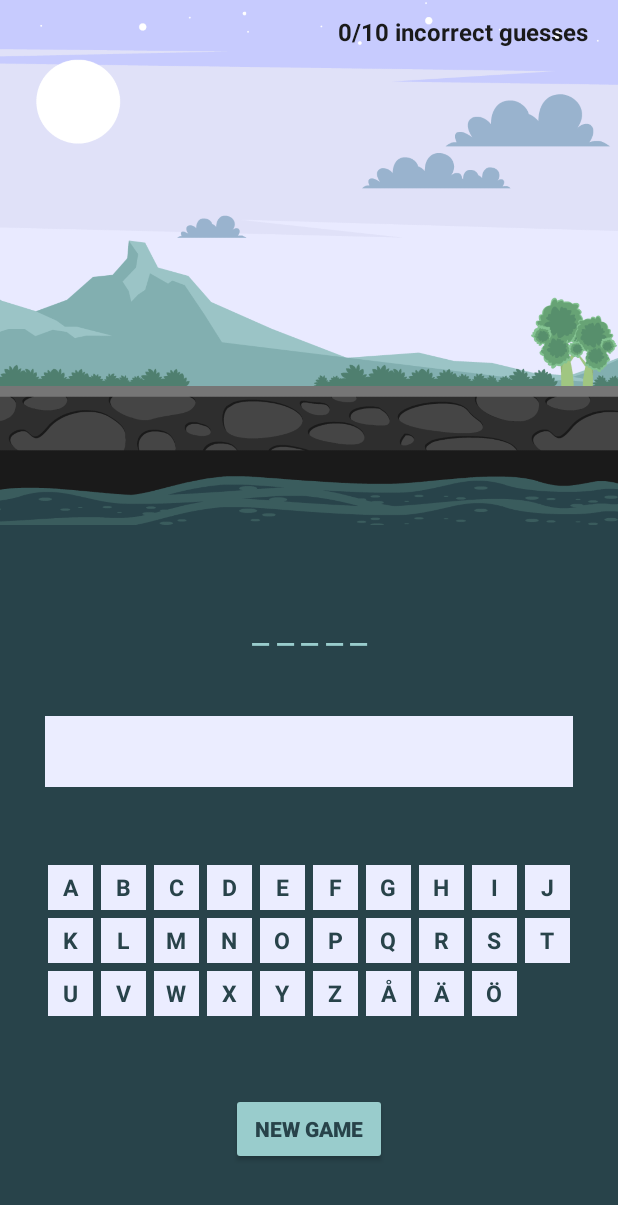
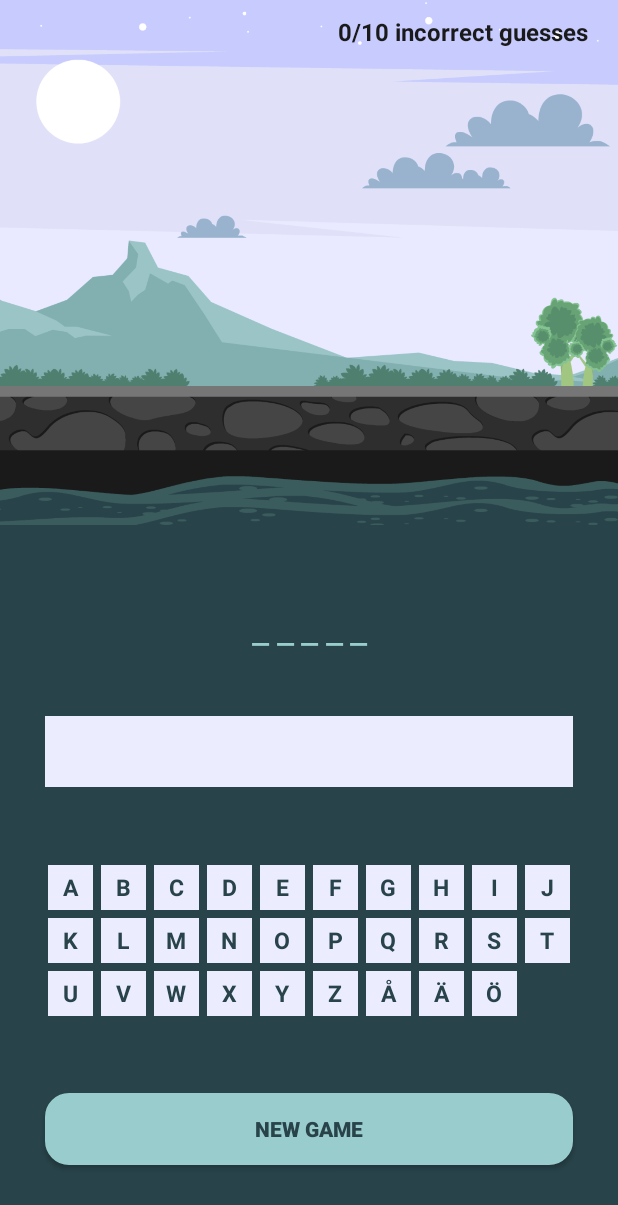
Before and after one commit to pernillaTherese/pernillasHangman, an Android app: the PlayActivity screen opened directly, with no data from a screen before it, on a phone screen of 412 x 824 dp. Shown: the top 1205 px of the screen. Run offline under Robolectric (Android 15) with nearby library versions, the phone set to English and light mode, and no system bars.

Commit message:
Set winner image, Round corners on buttons, Fix Result layout, Rinse XML from hard coded strings

```diff
--- a/app/src/main/java/com/pernillatherese/hangman/PlayActivity.java
+++ b/app/src/main/java/com/pernillatherese/hangman/PlayActivity.java
@@ -53,6 +53,7 @@ public class PlayActivity extends AppCompatActivity {
     private TextView guessedWordTV;
     private TextView guessedLettersTV;
     private TextView resultTV;
+    private TextView correctMsgTV;
     private TextView resultCorrectWordTV;
     private Button newGameBtn;
     private ConstraintLayout keyboard;
@@ -69,6 +70,7 @@ public class PlayActivity extends AppCompatActivity {
         guessedWordTV = findViewById(R.id.guessed_word_txt);
         guessedLettersTV = findViewById(R.id.guessed_letters_txt);
         resultTV = findViewById(R.id.result_txt);
+        correctMsgTV = findViewById(R.id.correct_msg);
         resultCorrectWordTV = findViewById(R.id.result_correct_word_txt);
         newGameBtn = findViewById(R.id.new_game_btn);
         keyboard = findViewById(R.id.letters_layout);
@@ -76,6 +78,7 @@ public class PlayActivity extends AppCompatActivity {
         //Set up game board
         randomWord();
         guessedWordTV.setText(underscoredWord);
+        guessedLettersTV.setText(TextUtils.join(", ", guessedLetters));
         countDownTV.setText(countDown + "/" + maxWrongGuess + " " + getString(R.string.incorrect_guesses));
         animView.setImageResource(R.drawable.play_background);
 
@@ -112,6 +115,7 @@ public class PlayActivity extends AppCompatActivity {
                     countDownTV.setText(countDown + "/" + maxWrongGuess + " " + getString(R.string.incorrect_guesses));
                 }
 
+                //Loosing
                 if((wrongGuess == maxWrongGuess) && (!winner)) {
                     resultTV.setVisibility(View.VISIBLE);
                     resultTV.setText(getString(R.string.looser));
@@ -119,19 +123,22 @@ public class PlayActivity extends AppCompatActivity {
                     guessedLettersTV.setVisibility(View.INVISIBLE);
                     guessedWordTV.setVisibility(View.INVISIBLE);
                     resultCorrectWordTV.setVisibility(View.VISIBLE);
+                    correctMsgTV.setVisibility(View.VISIBLE);
                     resultCorrectWordTV.setText(selectedWord.toUpperCase());
                 }
 
+                //Winning
                 if(winner) {
+                    animView.setImageResource(R.drawable.anim_win);
                     resultTV.setVisibility(View.VISIBLE);
                     resultTV.setText(getString(R.string.winner));
                     keyboard.setVisibility(View.INVISIBLE);
                     guessedLettersTV.setVisibility(View.INVISIBLE);
                     guessedWordTV.setVisibility(View.INVISIBLE);
                     resultCorrectWordTV.setVisibility(View.VISIBLE);
+                    correctMsgTV.setVisibility(View.VISIBLE);
                     resultCorrectWordTV.setText(selectedWord.toUpperCase());
                 }
-
             });
         }
     }
@@ -148,7 +155,10 @@ public class PlayActivity extends AppCompatActivity {
                 guessedWordTV.setText(TextUtils.join("", underscoredWordList));
                 correctLetter = true;
             }
-            /*Toast.makeText(PlayActivity.this, selectedWord, Toast.LENGTH_SHORT).show();*/
+
+            /*Show correct word when testing*/
+            //Toast.makeText(PlayActivity.this, selectedWord, Toast.LENGTH_SHORT).show();
+
             String finalWord = TextUtils.join("", underscoredWordList);
             if (selectedWord.equalsIgnoreCase(finalWord)) {
                 winner = true;
--- /dev/null
+++ b/app/src/main/res/drawable/round_corners_shape.xml
@@ -0,0 +1,6 @@
+<?xml version="1.0" encoding="utf-8"?>
+<shape xmlns:android="http://schemas.android.com/apk/res/android">
+    <solid android:color="@color/black"/>
+    <stroke android:color="@color/black" android:width="1.5dp"/>
+    <corners android:radius="15dp"/>
+</shape>
--- a/app/src/main/res/layout/activity_play.xml
+++ b/app/src/main/res/layout/activity_play.xml
@@ -21,38 +21,69 @@
 
     <TextView
         android:id="@+id/countdown_txt"
+        android:text="@string/incorrect_guesses"
         android:textColor="@color/wall_dark"
         android:layout_width="wrap_content"
         android:layout_height="wrap_content"
         android:layout_marginEnd="20dp"
         android:layout_marginTop="10dp"
-        android:text="0/10 incorrect guesses left"
         android:textSize="16sp"
         android:textStyle="bold"
         app:layout_constraintEnd_toEndOf="@id/anim_view"
         app:layout_constraintTop_toTopOf="@id/anim_view">
     </TextView>
 
+
     <TextView
         android:id="@+id/result_txt"
-        android:textColor="@color/wall_dark"
+        android:text="@string/winner"
         android:layout_width="wrap_content"
         android:layout_height="wrap_content"
-        android:layout_marginTop="150dp"
-        android:text="You solved it!"
+        android:textColor="@color/sky_light"
         android:textSize="40sp"
-        android:textStyle="bold"
+        android:textStyle="normal"
         android:visibility="invisible"
-        app:layout_constraintTop_toTopOf="parent"
+        app:layout_constraintEnd_toEndOf="parent"
         app:layout_constraintStart_toStartOf="parent"
-        app:layout_constraintEnd_toEndOf="parent">
+        app:layout_constraintTop_toBottomOf="@id/anim_view"
+        app:layout_constraintBottom_toTopOf="@id/correct_msg">
     </TextView>
 
+    <TextView
+        android:id="@+id/correct_msg"
+        android:text="@string/correct_word_was"
+        android:layout_width="wrap_content"
+        android:layout_height="wrap_content"
+        android:textColor="@color/sky_light"
+        android:textSize="20sp"
+        android:textStyle="normal"
+        android:visibility="invisible"
+        app:layout_constraintEnd_toEndOf="parent"
+        app:layout_constraintStart_toStartOf="parent"
+        app:layout_constraintTop_toBottomOf="@id/result_txt"
+        app:layout_constraintBottom_toTopOf="@id/result_correct_word_txt">
+
+    </TextView>
+
+    <TextView
+        android:id="@+id/result_correct_word_txt"
+        android:text="@string/correct_word"
+        android:layout_width="wrap_content"
+        android:layout_height="wrap_content"
+        android:textColor="@color/mountain_light"
+        android:textSize="40sp"
+        android:visibility="invisible"
+        app:layout_constraintEnd_toEndOf="parent"
+        app:layout_constraintStart_toStartOf="parent"
+        app:layout_constraintTop_toBottomOf="@id/correct_msg"
+        app:layout_constraintBottom_toTopOf="@id/new_game_btn">
+
+    </TextView>
 
     <TextView
         android:id="@+id/guessed_word_txt"
+        android:text="@string/guessed_word"
         android:textColor="@color/mountain_light"
-        android:text="word"
         android:textAllCaps="true"
         android:textSize="25sp"
         android:letterSpacing="0.2"
@@ -70,33 +101,20 @@
 
     <TextView
         android:id="@+id/guessed_letters_txt"
+        android:text="@string/guessed_letters"
         android:textColor="@color/wall_dark"
         style="@style/key_text"
         android:textSize="20sp"
         android:layout_width="match_parent"
         android:layout_height="wrap_content"
+        android:padding="10dp"
+        android:layout_marginTop="10dp"
+        android:layout_marginStart="30dp"
+        android:layout_marginEnd="30dp"
         app:layout_constraintTop_toBottomOf="@id/guessed_word_txt"
         app:layout_constraintBottom_toTopOf="@id/letters_layout"
         app:layout_constraintStart_toStartOf="parent"
-        app:layout_constraintEnd_toEndOf="parent"
-        android:padding="10dp"
-        android:layout_marginTop="10dp"
-        android:layout_marginStart="30dp"
-        android:layout_marginEnd="30dp">
-    </TextView>
-
-    <TextView
-        android:id="@+id/result_correct_word_txt"
-        android:layout_width="wrap_content"
-        android:layout_height="wrap_content"
-        android:layout_marginTop="450dp"
-        android:textColor="@color/mountain_light"
-        android:textSize="40sp"
-        android:visibility="invisible"
-        app:layout_constraintEnd_toEndOf="parent"
-        app:layout_constraintStart_toStartOf="parent"
-        app:layout_constraintTop_toTopOf="parent">
-
+        app:layout_constraintEnd_toEndOf="parent">
     </TextView>
 
     <Button
@@ -104,11 +122,13 @@
         android:text="@string/new_game_btn"
         style="@style/button_light"
         android:layout_marginBottom="16dp"
-        app:layout_constraintBottom_toBottomOf="parent"
+        android:layout_width="match_parent"
+        android:layout_marginHorizontal="30dp"
+        android:background="@drawable/round_corners_shape"
         app:layout_constraintEnd_toEndOf="parent"
         app:layout_constraintStart_toStartOf="parent"
-        app:layout_constraintTop_toBottomOf="@id/letters_layout">
-
+        app:layout_constraintTop_toBottomOf="@id/letters_layout"
+        app:layout_constraintBottom_toBottomOf="parent">
     </Button>
 
         <androidx.constraintlayout.widget.ConstraintLayout
@@ -141,148 +161,177 @@
             <TextView
                 android:id="@+id/a"
                 style="@style/key_text"
-                android:text="A" />
+                android:text="A"
+                tools:ignore="HardcodedText" />
 
             <TextView
                 android:id="@+id/b"
                 style="@style/key_text"
-                android:text="B"/>
+                android:text="B"
+                tools:ignore="HardcodedText"/>
 
             <TextView
                 android:id="@+id/c"
                 style="@style/key_text"
-                android:text="C"/>
+                android:text="C"
+                tools:ignore="HardcodedText"/>
 
             <TextView
                 android:id="@+id/d"
                 style="@style/key_text"
-                android:text="D"/>
+                android:text="D"
+                tools:ignore="HardcodedText"/>
 
             <TextView
                 android:id="@+id/e"
                 style="@style/key_text"
-                android:text="E"/>
+                android:text="E"
+                tools:ignore="HardcodedText"/>
 
             <TextView
                 android:id="@+id/f"
                 style="@style/key_text"
-                android:text="F"/>
+                android:text="F"
+                tools:ignore="HardcodedText"/>
 
             <TextView
                 android:id="@+id/g"
                 style="@style/key_text"
-                android:text="G"/>
+                android:text="G"
+                tools:ignore="HardcodedText"/>
 
             <TextView
                 android:id="@+id/h"
                 style="@style/key_text"
-                android:text="H"/>
+                android:text="H"
+                tools:ignore="HardcodedText"/>
 
             <TextView
                 android:id="@+id/i"
                 style="@style/key_text"
-                android:text="I"/>
+                android:text="I"
+                tools:ignore="HardcodedText"/>
 
             <TextView
                 android:id="@+id/j"
                 style="@style/key_text"
-                android:text="J"/>
+                android:text="J"
+                tools:ignore="HardcodedText"/>
 
             <TextView
                 android:id="@+id/k"
                 style="@style/key_text"
-                android:text="K"/>
+                android:text="K"
+                tools:ignore="HardcodedText"/>
 
             <TextView
                 android:id="@+id/l"
                 style="@style/key_text"
-                android:text="L" />
+                android:text="L"
+                tools:ignore="HardcodedText"/>
 
             <TextView
                 android:id="@+id/m"
                 style="@style/key_text"
-                android:text="M"/>
+                android:text="M"
+                tools:ignore="HardcodedText"/>
 
             <TextView
                 android:id="@+id/n"
                 style="@style/key_text"
-                android:text="N"/>
+                android:text="N"
+                tools:ignore="HardcodedText"/>
 
             <TextView
                 android:id="@+id/o"
                 style="@style/key_text"
-                android:text="O"/>
+                android:text="O"
+                tools:ignore="HardcodedText"/>
 
             <TextView
                 android:id="@+id/p"
                 style="@style/key_text"
-                android:text="P"/>
+                android:text="P"
+                tools:ignore="HardcodedText"/>
 
             <TextView
                 android:id="@+id/q"
                 style="@style/key_text"
-                android:text="Q"/>
+                android:text="Q"
+                tools:ignore="HardcodedText"/>
 
             <TextView
                 android:id="@+id/r"
                 style="@style/key_text"
-                android:text="R"/>
+                android:text="R"
+                tools:ignore="HardcodedText"/>
 
             <TextView
                 android:id="@+id/s"
                 style="@style/key_text"
-                android:text="S"/>
+                android:text="S"
+                tools:ignore="HardcodedText"/>
 
             <TextView
                 android:id="@+id/t"
                 style="@style/key_text"
-                android:text="T"/>
+                android:text="T"
+                tools:ignore="HardcodedText"/>
 
             <TextView
                 android:id="@+id/u"
                 style="@style/key_text"
-                android:text="U"/>
+                android:text="U"
+                tools:ignore="HardcodedText"/>
 
             <TextView
                 android:id="@+id/v"
                 style="@style/key_text"
-                android:text="V"/>
+                android:text="V"
+                tools:ignore="HardcodedText"/>
 
             <TextView
                 android:id="@+id/w"
                 style="@style/key_text"
-                android:text="W" />
+                android:text="W"
+                tools:ignore="HardcodedText"/>
 
             <TextView
                 android:id="@+id/x"
                 style="@style/key_text"
-                android:text="X"/>
+                android:text="X"
+                tools:ignore="HardcodedText"/>
 
 
             <TextView
                 android:id="@+id/y"
                 style="@style/key_text"
-                android:text="Y"/>
+                android:text="Y"
+                tools:ignore="HardcodedText"/>
 
             <TextView
                 android:id="@+id/z"
                 style="@style/key_text"
-                android:text="Z"/>
+                android:text="Z"
+                tools:ignore="HardcodedText"/>
 
             <TextView
                 android:id="@+id/ao"
                 style="@style/key_text"
-                android:text="Å"/>
+                android:text="Å"
+                tools:ignore="HardcodedText"/>
 
             <TextView
                 android:id="@+id/ae"
                 style="@style/key_text"
-                android:text="Ä"/>
+                android:text="Ä"
+                tools:ignore="HardcodedText"/>
 
             <TextView
                 android:id="@+id/oe"
                 style="@style/key_text"
-                android:text="Ö"/>
+                android:text="Ö"
+                tools:ignore="HardcodedText"/>
 
          </androidx.constraintlayout.widget.ConstraintLayout>
 
--- a/app/src/main/res/layout/activity_start.xml
+++ b/app/src/main/res/layout/activity_start.xml
@@ -18,25 +18,34 @@
 
     <Button
         android:id="@+id/play_btn"
+        android:text="@string/play_btn"
         style="@style/button_light"
-        android:layout_width="200dp"
+        android:layout_width="match_parent"
         android:layout_height="wrap_content"
+        android:layout_marginHorizontal="30dp"
+        android:background="@drawable/round_corners_shape"
         android:layout_above="@id/about_btn"
         android:layout_centerHorizontal="true"
-        android:text="@string/play_btn"
-        android:textSize="20sp" />
+        android:textSize="20sp"
+        app:layout_constraintEnd_toEndOf="parent"
+        app:layout_constraintStart_toStartOf="parent"/>
 
     <Button
         android:id="@+id/about_btn"
         android:text="@string/info_btn"
         style="@style/button_light"
         android:textSize="20sp"
-        android:layout_width="200dp"
+        android:layout_width="match_parent"
         android:layout_height="wrap_content"
+        android:layout_marginHorizontal="30dp"
+        android:layout_marginTop="20dp"
+        android:background="@drawable/round_corners_shape"
         android:layout_centerHorizontal="true"
         android:layout_alignParentBottom="true"
         android:layout_marginBottom="48dp"
-        android:clickable="true">
+        android:clickable="true"
+        app:layout_constraintEnd_toEndOf="parent"
+        app:layout_constraintStart_toStartOf="parent">
     </Button>
 
 
--- a/app/src/main/res/values/strings.xml
+++ b/app/src/main/res/values/strings.xml
@@ -1,22 +1,28 @@
 <resources>
 
     <!--Buttons-->
-    <string name="play_btn">SPELA</string>
-    <string name="info_btn">Om spelet</string>
-    <string name="guess_btn">GISSA</string>
+    <string name="play_btn">PLAY</string>
+    <string name="info_btn">About</string>
     <string name="new_game_btn">NEW GAME</string>
 
     <!--Textviews-->
     <string name="incorrect_guesses">incorrect guesses</string>
     <string name="looser">You\'re hanged!</string>
-    <string name="winner">You made it!</string>
+    <string name="winner">You solved it!</string>
+    <string name="correct_word_was">Correct word was:</string>
+
+    <!--Dummywords for layout, replaced by variables-->
+    <string name="guessed_word">GUESSED WORD</string>
+    <string name="guessed_letters">GUESSED LETTERS</string>
+    <string name="correct_word">CORRECT WORD</string>
 
     <!-- Strings used for fragments for navigation -->
+    <string name="app_name">Pernilla\'s Hangman</string>
     <string name="first_fragment_label">First Fragment</string>
     <string name="second_fragment_label">Second Fragment</string>
     <string name="next">Next</string>
     <string name="previous">Previous</string>
-    <string name="app_name">Hangman</string>
+
     <string name="title_activity_test">TestActivity</string>
     <string name="title_activity_play">PlayActivity</string>
 
--- a/app/src/main/res/values/styles.xml
+++ b/app/src/main/res/values/styles.xml
@@ -19,7 +19,7 @@
         parent="Widget.AppCompat.Button">
         <item name="android:layout_width">wrap_content</item>
         <item name="android:layout_height">wrap_content</item>
-        <item name="cornerRadius">8dp</item>
+        <item name="cornerRadius">20dp</item>
         <item name="backgroundTint">@color/mountain_light</item>
         <item name="android:textColor">@color/background_color</item>
         <item name="android:textStyle">bold</item>
@@ -31,7 +31,7 @@
         parent="Widget.AppCompat.Button">
         <item name="android:layout_width">wrap_content</item>
         <item name="android:layout_height">wrap_content</item>
-        <item name="cornerRadius">8dp</item>
+        <item name="cornerRadius">20dp</item>
         <item name="backgroundTint">@color/mountain_dark</item>
         <item name="android:textColor">@color/background_color</item>
         <item name="android:textStyle">bold</item>
```
Also changed, not shown: app/src/main/res/drawable/anim_win.gif (added).
